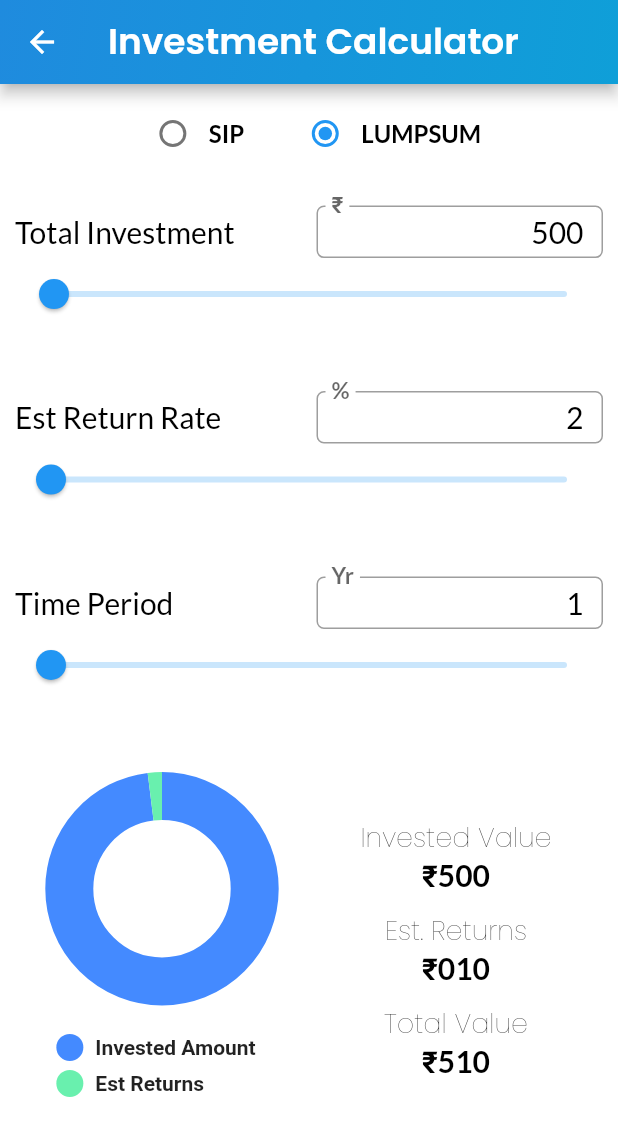
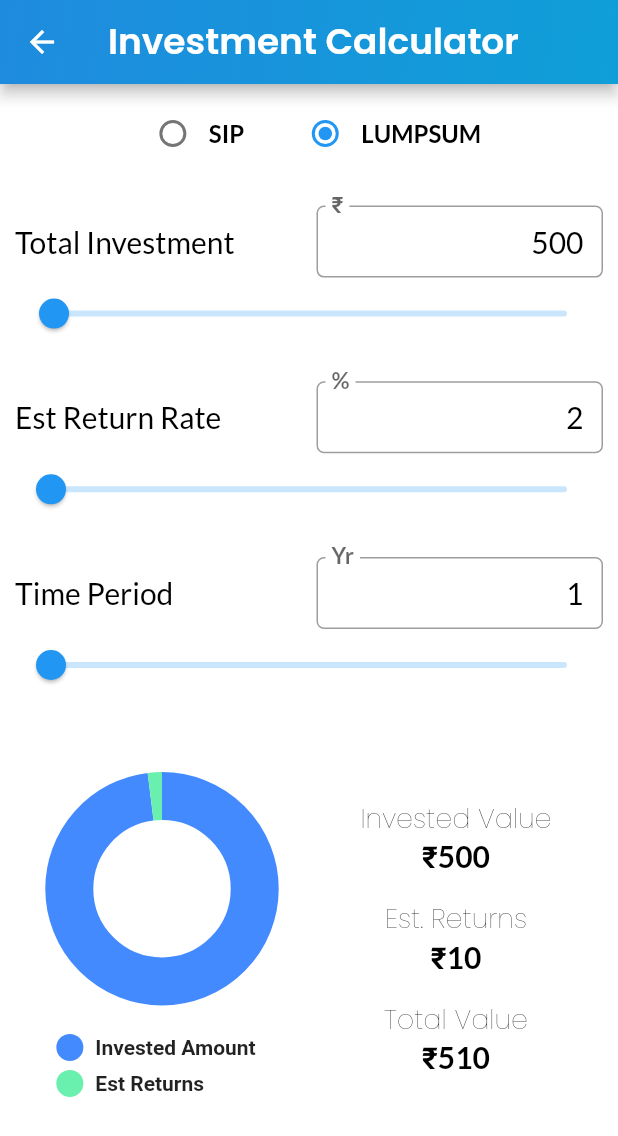
Before and after one commit to prenCodePad/FinCalculator, a Flutter app: the screen it shows after launch, after a tap on "Investment Calculator", on a phone screen of 412 x 824 dp. Shown: the top 1136 px of the screen. Run offline on Flutter 3.47's test engine with Material 2 defaults, Android fonts, the light colour scheme and no system bars; drawn by our look-alikes of pie_chart; our stand-ins replace flutter_screenutil, get_it, google_fonts.

Commit message:
EMI cal changes

```diff
--- a/lib/Screens/emiscreen.dart
+++ b/lib/Screens/emiscreen.dart
@@ -1,10 +1,13 @@
-import 'package:fincalculator/Widgets/investmentcalculator.dart';
+import 'package:fincalculator/Widgets/emicalculator.dart';
 import 'package:fincalculator/locator.dart';
+import 'package:fincalculator/providers/emicalprovider.dart';
 import 'package:fincalculator/theme.dart';
 import 'package:flutter/material.dart';
+import 'package:provider/provider.dart';
 
 class EMIScreen extends StatelessWidget {
   EMIScreen({Key? key}) : super(key: key);
+
   @override
   Widget build(BuildContext context) {
     var theme = locator<FinAppTheme>();
@@ -19,8 +22,7 @@ class EMIScreen extends StatelessWidget {
         ),
         backgroundColor: theme.white,
         body: SingleChildScrollView(
-            child: Center(
-          child: Text("Coming Soon.."),
-        )));
+            child: ChangeNotifierProvider(
+                create: (_) => EMIProvider(), child: EMICalculator())));
   }
 }
--- a/lib/Screens/investmentscreen.dart
+++ b/lib/Screens/investmentscreen.dart
@@ -1,7 +1,9 @@
 import 'package:fincalculator/Widgets/investmentcalculator.dart';
 import 'package:fincalculator/locator.dart';
+import 'package:fincalculator/providers/investmentcalprovider.dart';
 import 'package:fincalculator/theme.dart';
 import 'package:flutter/material.dart';
+import 'package:provider/provider.dart';
 
 class InvestmentScreen extends StatelessWidget {
   InvestmentScreen({Key? key}) : super(key: key);
@@ -18,6 +20,9 @@ class InvestmentScreen extends StatelessWidget {
           ),
         ),
         backgroundColor: theme.white,
-        body: SingleChildScrollView(child: InvestmentCalculator()));
+        body: SingleChildScrollView(
+            child: ChangeNotifierProvider(
+                create: (_) => InvestmentProvider(),
+                child: InvestmentCalculator())));
   }
 }
--- a/lib/Widgets/donutchart.dart
+++ b/lib/Widgets/donutchart.dart
@@ -3,17 +3,18 @@ import 'package:fincalculator/theme.dart';
 import 'package:flutter/material.dart';
 import 'package:pie_chart/pie_chart.dart';
 
-class DonutRepresetation extends StatelessWidget {
+class DonutRepresentation extends StatelessWidget {
   final Map<String, double> dataMap;
-  DonutRepresetation({Key? key, required this.dataMap}) : super(key: key);
+  DonutRepresentation({Key? key, required this.dataMap}) : super(key: key);
 
   @override
   Widget build(BuildContext context) {
     var colorList = [Colors.blueAccent, Colors.greenAccent];
     var theme = locator<FinAppTheme>();
+
     return PieChart(
       dataMap: dataMap,
-      animationDuration: Duration(milliseconds: 1000),
+      animationDuration: Duration(milliseconds: 2000),
       chartLegendSpacing: 32,
       chartRadius: theme.chartradius,
       colorList: colorList,
--- a/lib/Widgets/financeform.dart
+++ b/lib/Widgets/financeform.dart
@@ -22,7 +22,6 @@ class FinanceForm extends StatelessWidget {
     var theme = locator<FinAppTheme>();
 
     return Row(
-      crossAxisAlignment: CrossAxisAlignment.center,
       mainAxisAlignment: MainAxisAlignment.spaceBetween,
       children: [
         Expanded(flex: 1, child: Text(heading, style: theme.display20w400())),
@@ -30,14 +29,21 @@ class FinanceForm extends StatelessWidget {
         Expanded(
             flex: 1,
             child: Container(
-                height: 35,
                 child: TextFormField(
                     keyboardType: TextInputType.number,
                     style: theme.display20w400(),
                     textAlign: TextAlign.end,
                     controller: controller,
+                    autovalidateMode: AutovalidateMode.always,
+                    validator: (value) {
+                      if (value == null || value.isEmpty) {
+                        return 'Field is Mandatory';
+                      }
+                      return null;
+                    },
                     onFieldSubmitted: (value) {
-                      action!(int.parse(value).toDouble(), false, heading);
+                      if (value != "")
+                        action!(int.parse(value).toDouble(), false, heading);
                     },
                     decoration: theme.formTextDecoration(label!))))
       ],
--- a/lib/Widgets/investmentcalculator.dart
+++ b/lib/Widgets/investmentcalculator.dart
@@ -43,21 +43,21 @@ class InvestmentCalculator extends StatelessWidget {
           Expanded(
               flex: 5,
               child: Row(
-                crossAxisAlignment: CrossAxisAlignment.start,
                 children: [
                   Expanded(
                       flex: 1,
-                      child: Container(
-                          alignment: Alignment.center,
-                          child: DonutRepresetation(
-                            dataMap: investmentProvider.dataMap,
-                          ))),
+                      child: DonutRepresentation(
+                        dataMap: investmentProvider.dataMap,
+                      )),
                   Expanded(
                       flex: 1,
                       child: Results(
-                        estimatedReturns: investmentProvider.finalReturns,
-                        investedValue: investmentProvider.finalInvestedAmount,
-                        totalValue: investmentProvider.finalTotalAmount,
+                        label1: "Invested Value",
+                        value1: investmentProvider.finalInvestedAmount,
+                        label2: "Est. Returns",
+                        value2: investmentProvider.finalReturns,
+                        label3: "Total Value",
+                        value3: investmentProvider.finalTotalAmount,
                       ))
                 ],
               ))
--- a/lib/Widgets/results.dart
+++ b/lib/Widgets/results.dart
@@ -4,47 +4,54 @@ import 'package:flutter/material.dart';
 import 'package:intl/intl.dart';
 
 class Results extends StatelessWidget {
-  final double investedValue;
-  final double estimatedReturns;
-  final double totalValue;
-  Results(
-      {Key? key,
-      required this.investedValue,
-      required this.estimatedReturns,
-      required this.totalValue})
-      : super(key: key);
+  final String label1;
+  final double value1;
+  final String label2;
+  final double value2;
+  final String label3;
+  final double value3;
+  Results({
+    Key? key,
+    required this.label1,
+    required this.value1,
+    required this.label2,
+    required this.value2,
+    required this.label3,
+    required this.value3,
+  }) : super(key: key);
   @override
   Widget build(BuildContext context) {
     var theme = locator<FinAppTheme>();
-    var formatter = NumberFormat('#,##,000');
+    var formatter = NumberFormat('#,##,#00');
     return Container(
         child: Column(mainAxisAlignment: MainAxisAlignment.center, children: [
       Text(
-        "Invested Value",
+        label1,
         style: theme.body4(),
       ),
       Text(
-        "₹${formatter.format(investedValue.toInt())}",
+        "₹${formatter.format(value1.toInt())}",
         style: theme.body2(),
       ),
-      SizedBox(height: 10),
+      SizedBox(height: 15),
       Text(
-        "Est. Returns",
+        label2,
         style: theme.body4(),
       ),
       Text(
-        "₹${formatter.format(estimatedReturns.toInt())}",
+        "₹${formatter.format(value2.toInt())}",
         style: theme.body2(),
       ),
-      SizedBox(height: 10),
+      SizedBox(height: 15),
       Text(
-        "Total Value",
+        label3,
         style: theme.body4(),
       ),
       Text(
-        "₹${formatter.format(totalValue.toInt())}",
+        "₹${formatter.format(value3.toInt())}",
         style: theme.body2(),
       ),
+      SizedBox(height: 15),
     ]));
   }
 }
--- a/lib/Widgets/sliderinput.dart
+++ b/lib/Widgets/sliderinput.dart
@@ -34,7 +34,9 @@ class SliderInput extends StatelessWidget {
           label: label,
           action: action,
         ),
-        heading == "Monthly Investment" || heading == "Total Investment"
+        heading == "Monthly Investment" ||
+                heading == "Total Investment" ||
+                heading == "Loan Amount"
             ? Slider(
                 value: sliderValue.toDouble(),
                 min: min,
--- a/lib/main.dart
+++ b/lib/main.dart
@@ -1,9 +1,7 @@
 import 'package:fincalculator/Screens/mainscreen.dart';
 import 'package:fincalculator/locator.dart';
-import 'package:fincalculator/providers/investmentcalprovider.dart';
 import 'package:flutter/material.dart';
 import 'package:flutter_screenutil/flutter_screenutil.dart';
-import 'package:provider/provider.dart';
 
 void main() {
   setupLocator();
@@ -16,13 +14,11 @@ class MyApp extends StatelessWidget {
   @override
   Widget build(BuildContext context) {
     return ScreenUtilInit(
-        builder: () => ChangeNotifierProvider(
-            create: (_) => InvestmentProvider(),
-            child: MaterialApp(
-                title: 'Flutter Demo',
-                theme: ThemeData(
-                  primarySwatch: Colors.blue,
-                ),
-                home: MainScreen())));
+        builder: () => MaterialApp(
+            title: 'Flutter Demo',
+            theme: ThemeData(
+              primarySwatch: Colors.blue,
+            ),
+            home: MainScreen()));
   }
 }
--- a/lib/providers/investmentcalprovider.dart
+++ b/lib/providers/investmentcalprovider.dart
@@ -30,6 +30,7 @@ class InvestmentProvider with ChangeNotifier {
   double _rateOfInterest = 2;
   double _timeperiod = 1;
   String _typeOfInvestment = "LUMPSUM";
+  int _key = 0;
 
   TextEditingController get investmentController =>
       new TextEditingController(text: investedValue.toInt().toString());
@@ -53,7 +54,7 @@ class InvestmentProvider with ChangeNotifier {
         "Est Return Rate": returnRateController,
         "Time Period": timePeriodController
       };
-
+  int get key => _key;
   String get typeOfInvestment => _typeOfInvestment;
   double get investedValue => _investedValue;
   double get rateOfInterestMonthly => (_rateOfInterest * 0.01) / 12;
@@ -97,6 +98,10 @@ class InvestmentProvider with ChangeNotifier {
   }
 
   //Setters
+  void setKey() {
+    _key = _key + 1;
+  }
+
   void setTypesOfInvestment(type) {
     _typeOfInvestment = type;
     notifyListeners();
@@ -126,6 +131,7 @@ class InvestmentProvider with ChangeNotifier {
     if (isSlider) {
       _controllerMap[attribute]!.text = value.toString();
     }
+
     notifyListeners();
   }
 
--- a/lib/theme.dart
+++ b/lib/theme.dart
@@ -26,6 +26,7 @@ class FinAppTheme {
   double get sliderHeight => ScreenUtil().screenHeight * 0.1;
   double get fullheight => ScreenUtil().screenHeight;
   double get investmentScreenheight => ScreenUtil().screenHeight * 0.9;
+  double get emiScreenHeight => ScreenUtil().screenHeight * 0.9;
   double get chartradius => ScreenUtil().screenWidth * 0.3;
 
   TextStyle body18w400() => GoogleFonts.lato(
@@ -46,7 +47,7 @@ class FinAppTheme {
       offset: const Offset(0, 8));
 
   InputDecoration formTextDecoration(String label) => InputDecoration(
-      contentPadding: new EdgeInsets.symmetric(vertical: 3, horizontal: 10),
+      contentPadding: new EdgeInsets.symmetric(vertical: 10, horizontal: 10),
       labelText: label,
       labelStyle: TextStyle(fontWeight: FontWeight.bold),
       border: OutlineInputBorder(
--- a/pubspec.yaml
+++ b/pubspec.yaml
@@ -29,6 +29,7 @@ dependencies:
   pie_chart: ^5.0.0
   provider: ^5.0.0
   intl: ^0.17.0
+  charts_flutter: ^0.11.0
 
 
 
```
Also changed, not shown: pubspec.lock.
